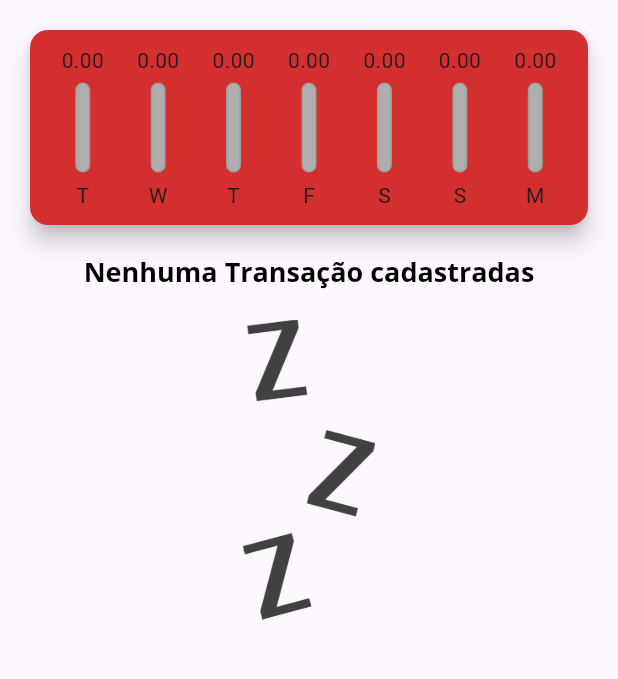
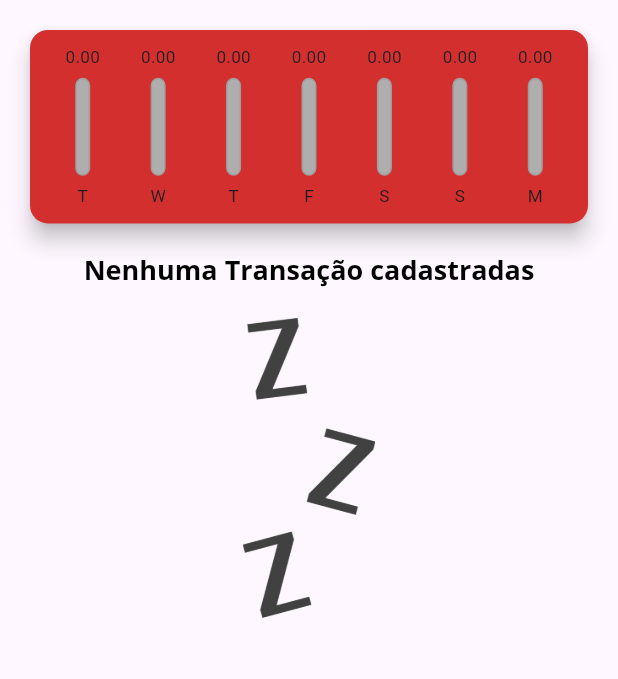
Before and after one commit to ArthurRCastilho/app_despesas, a Flutter app: the screen it shows after launch, on a phone screen of 412 x 824 dp, the part 84-763 px from its top. Run offline on Flutter 3.47's test engine with Material 3 defaults, Android fonts, the phone set to English and light mode, and no system bars.

Commit message:
Adicionando recurso ao aplicativo que a tela do aplicativo se adeque a tela do celular de cada pessoa, de modo que o app não fique com aparencias estranas mesmo em dispositivos menores, ou maiores

```diff
--- a/lib/components/chart_bar.dart
+++ b/lib/components/chart_bar.dart
@@ -15,18 +15,22 @@ class ChartBar extends StatelessWidget {
 
   @override
   Widget build(BuildContext context) {
+    return LayoutBuilder(
+      builder: (ctx, constraints) {
         return Column(
           children: <Widget>[
             // FittedBox => Responsável por diminuir o tamanho do texto quando ele é grande demais
             Container(
-          height: 20,
+              height: constraints.maxHeight * 0.15,
               child: FittedBox(
                 child: Text('${value.toStringAsFixed(2)}'),
               ),
             ),
-        SizedBox(height: 5),
+            SizedBox(
+              height: constraints.maxHeight * 0.05,
+            ),
             Container(
-          height: 60,
+              height: constraints.maxHeight * 0.6,
               width: 10,
               child: Stack(
                 alignment: Alignment.bottomCenter,
@@ -53,9 +57,18 @@ class ChartBar extends StatelessWidget {
                 ],
               ),
             ),
-        SizedBox(height: 5),
-        Text(label)
+            SizedBox(
+              height: constraints.maxHeight * 0.05,
+            ),
+            Container(
+              height: constraints.maxHeight * 0.15,
+              child: FittedBox(
+                child: Text(label),
+              ),
+            )
           ],
+        );
+      },
     );
   }
 }
--- a/lib/components/transaction_list.dart
+++ b/lib/components/transaction_list.dart
@@ -10,9 +10,7 @@ class TransactionList extends StatelessWidget {
 
   @override
   Widget build(BuildContext context) {
-    return Container(
-      height: 790,
-      child: transactions.isEmpty
+    return transactions.isEmpty
         ? Column(
             children: [
               Text(
@@ -69,7 +67,6 @@ class TransactionList extends StatelessWidget {
                     )),
               );
             },
-            ),
           );
   }
 }
--- a/lib/main.dart
+++ b/lib/main.dart
@@ -86,13 +86,13 @@ class _MyHomePageState extends State<MyHomePage> {
 
   @override
   Widget build(BuildContext context) {
-    return Scaffold(
-      appBar: AppBar(
+    final appBar = AppBar(
       backgroundColor: Theme.of(context).colorScheme.primary,
       title: Text(
         'Despesas Pessoais',
         style: TextStyle(
           color: Theme.of(context).colorScheme.tertiary,
+          fontSize: 20 * MediaQuery.textScalerOf(context).scale(1),
         ),
       ),
       actions: <Widget>[
@@ -104,14 +104,26 @@ class _MyHomePageState extends State<MyHomePage> {
           ),
         ),
       ],
-      ),
+    );
+    final availableHeight = MediaQuery.of(context).size.height -
+        appBar.preferredSize.height -
+        MediaQuery.of(context).padding.top;
+
+    return Scaffold(
+      appBar: appBar,
       body: SingleChildScrollView(
         child: Column(
           // mainAxisAlignmente e crossAxisAlignment, são usados para alinhar os widgets
           crossAxisAlignment: CrossAxisAlignment.stretch,
           children: <Widget>[
-            Chart(_recentTransactions),
-            TransactionList(_transactions, _removeTransaction),
+            Container(
+              height: availableHeight * 0.22,
+              child: Chart(_recentTransactions),
+            ),
+            Container(
+              height: availableHeight * 0.78,
+              child: TransactionList(_transactions, _removeTransaction),
+            ),
           ],
         ),
       ),
```
Lines whose indentation alone changed are shown as unchanged.
